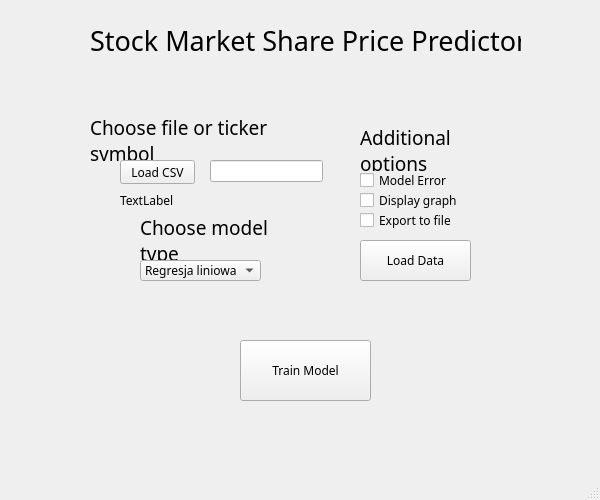
Above: untitled.ui from 21Tomi-polsl/ProjectPK4 before the change. Below: the same form after it.
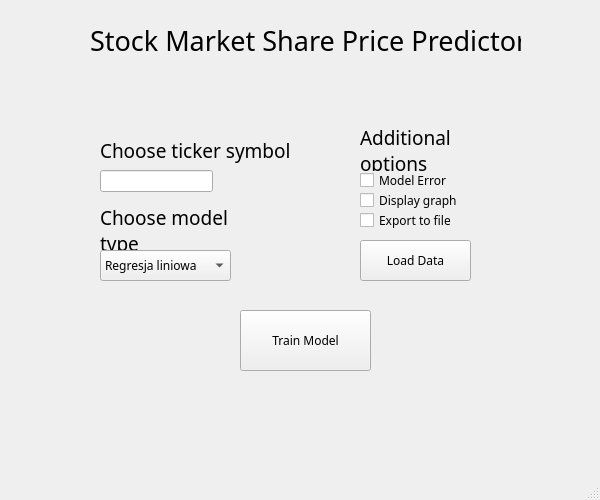
That is the form after the change.

What changed in the file:
```diff
--- a/untitled.ui
+++ b/untitled.ui
@@ -86,7 +86,7 @@
     <property name="geometry">
      <rect>
       <x>240</x>
-      <y>340</y>
+      <y>310</y>
       <width>131</width>
       <height>61</height>
      </rect>
@@ -140,8 +140,8 @@
    <widget class="QLabel" name="modelLabel">
     <property name="geometry">
      <rect>
-      <x>140</x>
-      <y>220</y>
+      <x>100</x>
+      <y>210</y>
       <width>171</width>
       <height>41</height>
      </rect>
@@ -168,10 +168,10 @@
    <widget class="QComboBox" name="chooseModel">
     <property name="geometry">
      <rect>
-      <x>140</x>
-      <y>260</y>
-      <width>121</width>
-      <height>21</height>
+      <x>100</x>
+      <y>250</y>
+      <width>131</width>
+      <height>31</height>
      </rect>
     </property>
     <property name="cursor">
@@ -208,9 +208,9 @@
    <widget class="QLabel" name="fileLabel">
     <property name="geometry">
      <rect>
-      <x>90</x>
-      <y>120</y>
-      <width>241</width>
+      <x>100</x>
+      <y>130</y>
+      <width>191</width>
       <height>41</height>
      </rect>
     </property>
@@ -224,7 +224,7 @@
      <bool>false</bool>
     </property>
     <property name="text">
-     <string>Choose file or ticker symbol</string>
+     <string>Choose ticker symbol</string>
     </property>
     <property name="scaledContents">
      <bool>true</bool>
@@ -233,40 +233,11 @@
      <bool>true</bool>
     </property>
    </widget>
-   <widget class="QPushButton" name="loadCSV">
-    <property name="geometry">
-     <rect>
-      <x>120</x>
-      <y>160</y>
-      <width>75</width>
-      <height>24</height>
-     </rect>
-    </property>
-    <property name="cursor">
-     <cursorShape>PointingHandCursor</cursorShape>
-    </property>
-    <property name="text">
-     <string>Load CSV</string>
-    </property>
-   </widget>
-   <widget class="QLabel" name="fileName">
-    <property name="geometry">
-     <rect>
-      <x>120</x>
-      <y>190</y>
-      <width>71</width>
-      <height>20</height>
-     </rect>
-    </property>
-    <property name="text">
-     <string>TextLabel</string>
-    </property>
-   </widget>
    <widget class="QLineEdit" name="tickerEdit">
     <property name="geometry">
      <rect>
-      <x>210</x>
-      <y>160</y>
+      <x>100</x>
+      <y>170</y>
       <width>113</width>
       <height>22</height>
      </rect>
```
Left out of the diff: 5 changed lines with no effect on the pictures.
